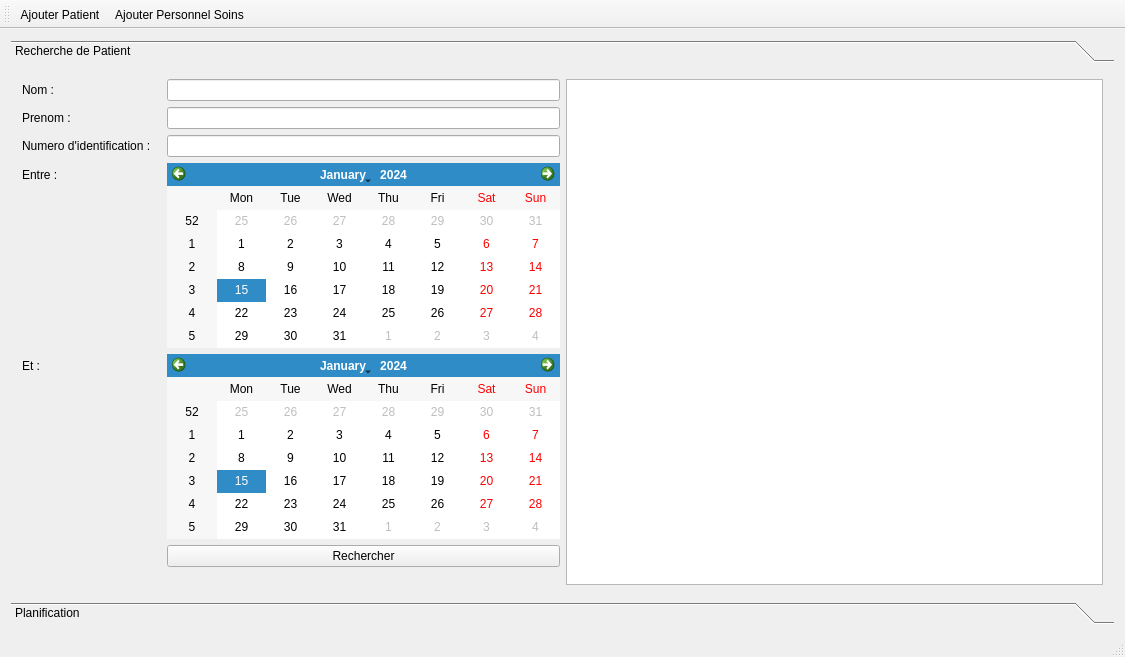
Before: the Qt Designer form mainwindow.ui in JeanCellier/QtProjet, drawn with Qt 5.
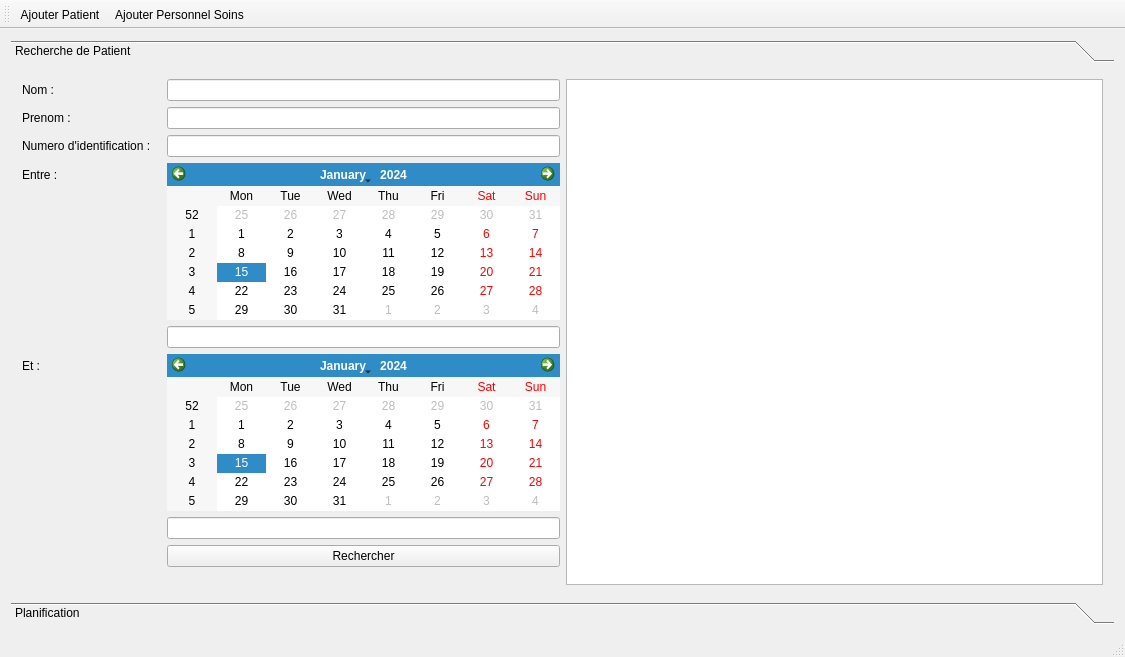
After: the same form once the commit is applied.

Commit message: recherche date WIP

```diff
--- a/mainwindow.ui
+++ b/mainwindow.ui
@@ -27,9 +27,9 @@
        <property name="geometry">
         <rect>
          <x>0</x>
-         <y>0</y>
-         <width>1107</width>
-         <height>521</height>
+         <y>-10</y>
+         <width>1090</width>
+         <height>551</height>
         </rect>
        </property>
        <attribute name="label">
@@ -79,19 +79,19 @@
            </widget>
           </item>
           <item row="3" column="1">
-           <widget class="QCalendarWidget" name="calendarWidget"/>
+           <widget class="QCalendarWidget" name="dateDebutCalendar"/>
           </item>
-          <item row="4" column="0">
+          <item row="5" column="0">
            <widget class="QLabel" name="searchDateMaxLabel">
             <property name="text">
              <string>Et :</string>
             </property>
            </widget>
           </item>
-          <item row="4" column="1">
-           <widget class="QCalendarWidget" name="calendarWidget_2"/>
+          <item row="5" column="1">
+           <widget class="QCalendarWidget" name="dateFinCalendar"/>
           </item>
-          <item row="5" column="0">
+          <item row="7" column="0">
            <spacer name="verticalSpacer">
             <property name="orientation">
              <enum>Qt::Vertical</enum>
@@ -104,13 +104,53 @@
             </property>
            </spacer>
           </item>
-          <item row="5" column="1">
+          <item row="7" column="1">
            <widget class="QPushButton" name="searchButton">
             <property name="text">
              <string>Rechercher</string>
             </property>
            </widget>
           </item>
+          <item row="4" column="0">
+           <spacer name="horizontalSpacer">
+            <property name="orientation">
+             <enum>Qt::Horizontal</enum>
+            </property>
+            <property name="sizeHint" stdset="0">
+             <size>
+              <width>40</width>
+              <height>20</height>
+             </size>
+            </property>
+           </spacer>
+          </item>
+          <item row="4" column="1">
+           <widget class="QLineEdit" name="dateDebutLineEdit">
+            <property name="readOnly">
+             <bool>true</bool>
+            </property>
+           </widget>
+          </item>
+          <item row="6" column="0">
+           <spacer name="horizontalSpacer_2">
+            <property name="orientation">
+             <enum>Qt::Horizontal</enum>
+            </property>
+            <property name="sizeHint" stdset="0">
+             <size>
+              <width>40</width>
+              <height>20</height>
+             </size>
+            </property>
+           </spacer>
+          </item>
+          <item row="6" column="1">
+           <widget class="QLineEdit" name="endDateLineEdit">
+            <property name="readOnly">
+             <bool>true</bool>
+            </property>
+           </widget>
+          </item>
          </layout>
         </item>
         <item>
```
The commit also changes 4 other files.
